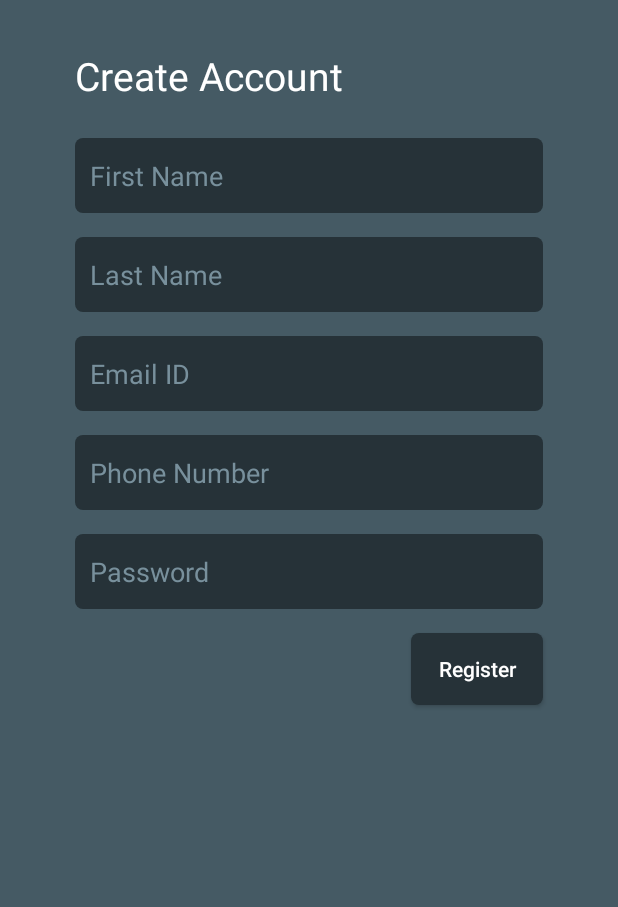
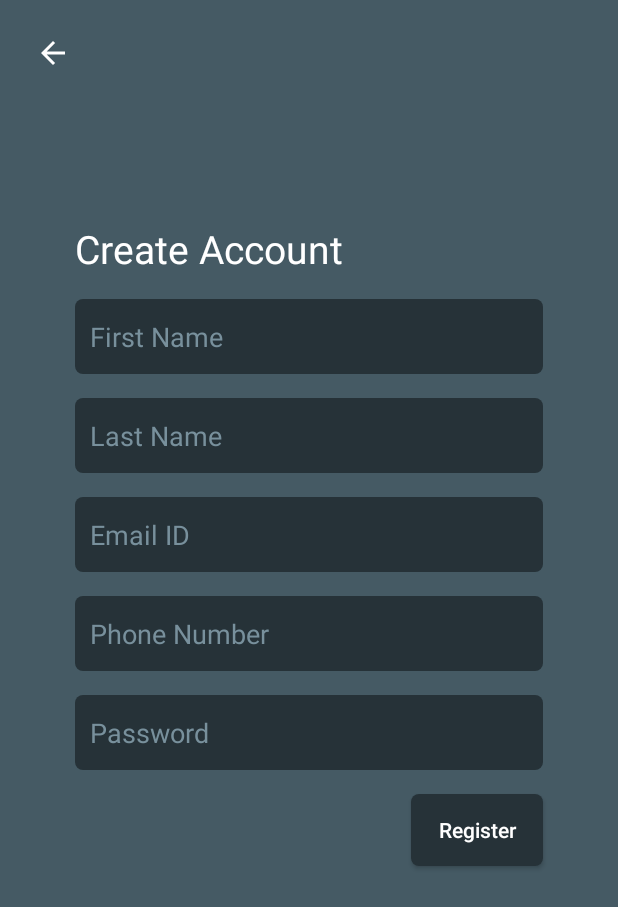
Before and after one commit to prkmathur/ThePattern, an Android app: the RegisterFragment screen opened through its navigation route, on a phone screen of 412 x 824 dp. Shown: the top 907 px of the screen. Run offline under Robolectric (Android 15) with nearby library versions, the phone set to English and light mode, and no system bars; our stand-ins replace Dagger/Hilt's generated code, data binding; 3 statements that could not run were skipped.

Commit message:
committed 11-jul-19

```diff
--- a/app/src/main/java/com/app/thenhpattern/di/modules/FragmentBuilders/AuthBuilderModule.java
+++ b/app/src/main/java/com/app/thenhpattern/di/modules/FragmentBuilders/AuthBuilderModule.java
@@ -1,9 +1,11 @@
 package com.app.thenhpattern.di.modules.FragmentBuilders;
 
+import com.app.thenhpattern.di.modules.viewmodules.authviewmodules.ForgetPasswordViewModelModule;
 import com.app.thenhpattern.di.modules.viewmodules.authviewmodules.LoginViewModelModule;
 import com.app.thenhpattern.di.modules.viewmodules.authviewmodules.RegisterViewModelModule;
 import com.app.thenhpattern.di.modules.viewmodules.authviewmodules.SplashViewModelModule;
 import com.app.thenhpattern.di.modules.viewmodules.authviewmodules.VerificationViewModelModule;
+import com.app.thenhpattern.view.auth.ForgetPasswordFragment;
 import com.app.thenhpattern.view.auth.LoginFragment;
 import com.app.thenhpattern.view.auth.RegisterFragment;
 import com.app.thenhpattern.view.auth.SplashFragment;
@@ -27,4 +29,7 @@ public abstract class AuthBuilderModule {
     @ContributesAndroidInjector(modules = VerificationViewModelModule.class)
     abstract VerificationFragment contributeVerificationFragment();
 
+    @ContributesAndroidInjector(modules = ForgetPasswordViewModelModule.class)
+    abstract ForgetPasswordFragment contributeForgetPasswordFragment();
+
 }
--- a/app/src/main/java/com/app/thenhpattern/view/auth/LoginFragment.java
+++ b/app/src/main/java/com/app/thenhpattern/view/auth/LoginFragment.java
@@ -54,6 +54,7 @@ public class LoginFragment extends BaseFragment implements View.OnClickListener
         fragmentLoginBinding.setData(loginViewModel);
         fragmentLoginBinding.btnRegister.setOnClickListener(this);
         fragmentLoginBinding.btnLogin.setOnClickListener(this);
+        fragmentLoginBinding.txtForget.setOnClickListener(this);
     }
 
     @Override
@@ -88,7 +89,6 @@ public class LoginFragment extends BaseFragment implements View.OnClickListener
         if(v.getId() == R.id.btn_register){
             navController.navigate(R.id.action_loginFragment_to_registerFragment);
         }else if (v.getId() == R.id.btn_login){
-
             if(fragmentLoginBinding.edtEmail.getText() == null || fragmentLoginBinding.edtEmail.getText().toString().trim().length() == 0){
                 fragmentLoginBinding.edtEmail.setError(getActivity().getString(R.string.error_email));
             }else if(fragmentLoginBinding.edtPassword.getText() == null || fragmentLoginBinding.edtPassword.getText().toString().trim().length() == 0){
@@ -96,6 +96,8 @@ public class LoginFragment extends BaseFragment implements View.OnClickListener
             }else{
                 loginViewModel.requestLogin();
             }
+        }else if(v.getId() ==  R.id.txt_forget){
+            navController.navigate(R.id.action_loginFragment_to_forgetPasswordFragment);
         }
     }
 
--- a/app/src/main/java/com/app/thenhpattern/view/auth/RegisterFragment.java
+++ b/app/src/main/java/com/app/thenhpattern/view/auth/RegisterFragment.java
@@ -21,7 +21,7 @@ import com.app.thenhpattern.util.Toolbar;
 import com.app.thenhpattern.viewmodel.AuthViewModel;
 import com.app.thenhpattern.viewmodel.auth.RegisterViewModel;
 
-public class RegisterFragment extends BaseFragment{
+public class RegisterFragment extends BaseFragment implements View.OnClickListener {
 
     private RegisterViewModel registerViewModel;
     private AuthViewModel authViewModel;
@@ -48,7 +48,7 @@ public class RegisterFragment extends BaseFragment{
         navController = getNavController();
         fragmentRegisterBinding = (FragmentRegisterBinding) getBinding();
         fragmentRegisterBinding.setData(registerViewModel);
-
+        fragmentRegisterBinding.backBtn.setOnClickListener(this);
     }
 
     @Override
@@ -97,4 +97,11 @@ public class RegisterFragment extends BaseFragment{
         }
     };
 
+    @Override
+    public void onClick(View view) {
+        if(view.getId() == fragmentRegisterBinding.backBtn.getId()){
+            if(navController!= null)
+                navController.navigateUp();
+        }
+    }
 }
--- a/app/src/main/res/layout/activity_auth.xml
+++ b/app/src/main/res/layout/activity_auth.xml
@@ -4,6 +4,7 @@
     xmlns:tools="http://schemas.android.com/tools">
 <androidx.constraintlayout.widget.ConstraintLayout
     android:layout_width="match_parent"
+    android:background="@color/app_background"
     android:layout_height="match_parent"
     tools:context=".view.AuthActivity">
     <fragment
--- a/app/src/main/res/layout/activity_main.xml
+++ b/app/src/main/res/layout/activity_main.xml
@@ -3,7 +3,6 @@
     xmlns:app="http://schemas.android.com/apk/res-auto"
     xmlns:tools="http://schemas.android.com/tools"
     xmlns:bind="http://schemas.android.com/apk/res-auto">
-
     <LinearLayout
         android:orientation="vertical"
         android:layout_width="match_parent"
@@ -26,7 +25,6 @@
                 app:contentInsetEnd="0dp">
 
             </com.app.thenhpattern.util.Toolbar>
-
         </com.google.android.material.appbar.AppBarLayout>
 
         <FrameLayout
--- a/app/src/main/res/layout/fragment_register.xml
+++ b/app/src/main/res/layout/fragment_register.xml
@@ -24,7 +24,7 @@
                 android:layout_width="0dp"
                 android:layout_height="@dimen/edt_height"
                 android:layout_marginStart="50dp"
-                android:layout_marginTop="92dp"
+                android:layout_marginTop="16dp"
                 android:layout_marginEnd="50dp"
                 android:background="@drawable/rect_text_edit"
                 android:ems="10"
@@ -34,10 +34,11 @@
                 android:text="@={data.user.firstName}"
                 android:textColor="@color/edt_text_color"
                 android:textColorHint="@color/edt_hint_color"
+
                 app:layout_constraintEnd_toEndOf="parent"
                 app:layout_constraintHorizontal_bias="0.0"
                 app:layout_constraintStart_toStartOf="parent"
-                app:layout_constraintTop_toTopOf="parent" />
+                app:layout_constraintTop_toBottomOf="@+id/textView4" />
 
             <EditText
                 android:id="@+id/edt_lname"
@@ -136,12 +137,26 @@
                 android:id="@+id/textView4"
                 android:layout_width="wrap_content"
                 android:layout_height="wrap_content"
-                android:layout_marginBottom="24dp"
+                android:layout_marginBottom="8dp"
                 android:text="@string/create_account"
                 android:textColor="@color/txt_color"
                 android:textSize="@dimen/size_title"
-                app:layout_constraintBottom_toTopOf="@+id/edt_fname"
-                app:layout_constraintStart_toStartOf="@+id/edt_fname" />/>
+                app:layout_constraintBottom_toBottomOf="parent"
+                app:layout_constraintStart_toStartOf="@+id/edt_fname"
+                app:layout_constraintTop_toTopOf="parent"
+                app:layout_constraintVertical_bias="0.19" />
+
+            <ImageView
+                android:id="@+id/back_btn"
+                android:layout_width="wrap_content"
+                android:layout_height="wrap_content"
+                android:layout_marginStart="8dp"
+                android:layout_marginTop="8dp"
+                android:padding="15dp"
+                android:src="?attr/homeAsUpIndicator"
+                android:tint="@color/btn_text_color"
+                app:layout_constraintStart_toStartOf="parent"
+                app:layout_constraintTop_toTopOf="parent" />/>
         </androidx.constraintlayout.widget.ConstraintLayout>
     </ScrollView>
 </layout>
--- a/app/src/main/res/navigation/nav_graph_auth.xml
+++ b/app/src/main/res/navigation/nav_graph_auth.xml
@@ -37,6 +37,13 @@
             app:exitAnim="@anim/slide_out_left"
             app:popEnterAnim="@anim/slide_in_left"
             app:popExitAnim="@anim/slide_out_right"/>
+        <action
+            android:id="@+id/action_loginFragment_to_forgetPasswordFragment"
+            app:destination="@id/forgetPasswordFragment"
+            app:enterAnim="@anim/slide_in_right"
+            app:exitAnim="@anim/slide_out_left"
+            app:popEnterAnim="@anim/slide_in_left"
+            app:popExitAnim="@anim/slide_out_right" />
     </fragment>
 
     <fragment
@@ -56,5 +63,13 @@
         android:name="com.app.thenhpattern.view.auth.VerificationFragment"
         android:label="fragment_verification"
         tools:layout="@layout/fragment_verification" />
+    <fragment
+        android:id="@+id/forgetPasswordFragment"
+        android:name="com.app.thenhpattern.view.auth.ForgetPasswordFragment"
+        android:label="ForgetPasswordFragment" >
+        <action
+            android:id="@+id/action_forgetPasswordFragment_to_verificationFragment"
+            app:destination="@id/verificationFragment" />
+    </fragment>
 
 </navigation>
--- a/app/src/main/res/values/strings.xml
+++ b/app/src/main/res/values/strings.xml
@@ -12,7 +12,7 @@
     <string name="invalid_username">Not a valid username</string>
     <string name="invalid_password">Password must be >5 characters</string>
     <string name="login_failed">"Login failed"</string>
-    <string name="email">Email or Username</string>
+    <string name="email">Email or Phone</string>
     <string name="password">Password</string>
     <string name="PREF_COMMIT_ERROR">Something went wrong, Please try again.</string>
     <string name="title_activity_main2">Main2Activity</string>
--- a/app/src/main/res/values/styles.xml
+++ b/app/src/main/res/values/styles.xml
@@ -6,6 +6,7 @@
         <item name="colorPrimary">@color/colorPrimary</item>
         <item name="colorPrimaryDark">@color/colorPrimaryDark</item>
         <item name="colorAccent">@color/colorAccent</item>
+
     </style>
 
     <style name="Toolbar.TitleText" parent="TextAppearance.Widget.AppCompat.Toolbar.Title">
```
Also changed, not shown: app/src/main/java/com/app/thenhpattern/di/modules/viewmodules/authviewmodules/ForgetPasswordViewModelModule.java (added, +20 -0 lines), app/src/main/java/com/app/thenhpattern/view/auth/ForgetPasswordFragment.java (added, +65 -0 lines), app/src/main/java/com/app/thenhpattern/viewmodel/auth/ForgetPasswordViewModel.java (added, +20 -0 lines), app/src/main/res/layout/fragment_forget_password.xml (added, +86 -0 lines), app/src/main/res/layout/fragment_login.xml (+15 -10 lines), app/src/main/res/values/colors.xml (line endings or trailing spaces), app/src/main/res/values/dimens.xml (line endings or trailing spaces).
